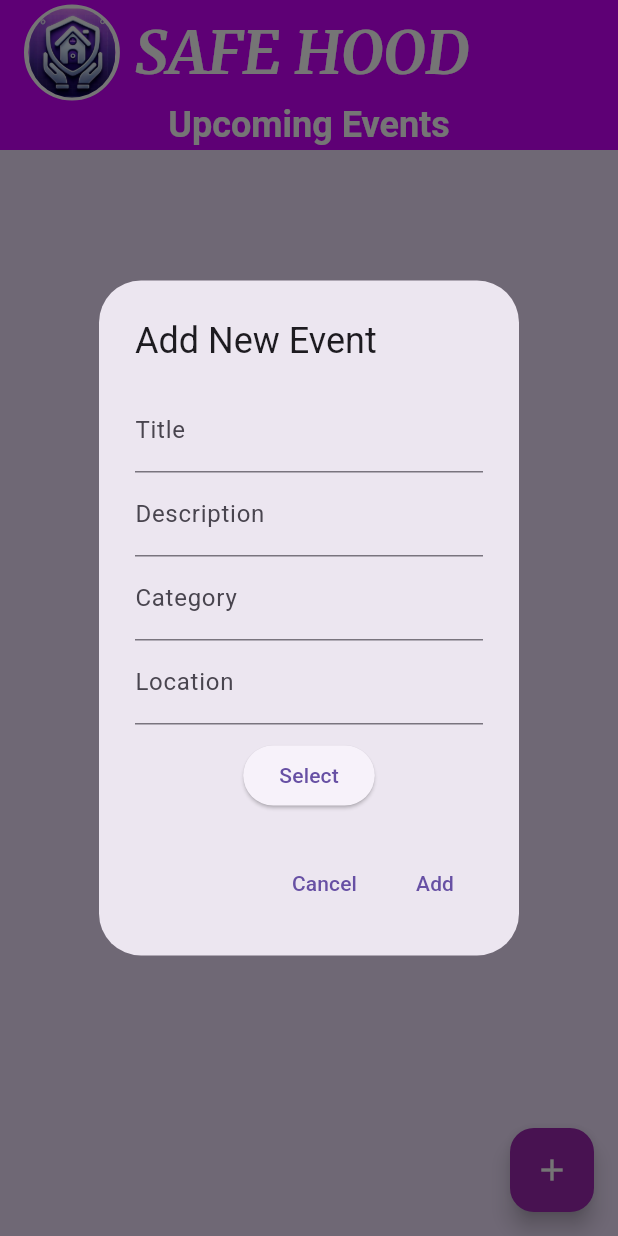
After one commit to Yash29739/SafeHood, a Flutter app: the UpcomingEventsScreen screen opened directly, after a tap on the "add" icon, on a phone screen of 412 x 824 dp. The commit adds this screen. Run offline on Flutter 3.47's test engine with Material 3 defaults, Android fonts, the light colour scheme and no system bars; our stand-ins replace animated_splash_screen, cloud_firestore, firebase_core, page_transition, shared_preferences; missing offline and left inert: bcrypt; accounts and stored records are empty.

Commit message:
updates: added the events screen

```diff
--- a/lib/mainScreens/users/SafeHoodDashboard.dart
+++ b/lib/mainScreens/users/SafeHoodDashboard.dart
@@ -2,11 +2,11 @@ import 'package:flutter/material.dart';
 import 'package:safehome/mainScreens/users/community/VisitorEntryScreen.dart';
 import 'package:safehome/mainScreens/users/community/friend_list_screen.dart';
 import 'package:safehome/mainScreens/users/community/todo_list_screen.dart';
-import 'package:safehome/subScreens/community/upcoming_events_screen.dart';
 import 'package:safehome/mainScreens/users/service/CommunityNoticeBoard.dart';
 import 'package:safehome/mainScreens/users/service/CommunityRulesApp.dart';
 import 'package:safehome/mainScreens/users/service/MaintenanceRequestsScreen.dart';
 import 'package:safehome/mainScreens/users/service/StaffDirectoryPage.dart';
+import 'package:safehome/mainScreens/users/service/UpcomingEvents.dart';
 import 'package:safehome/mainScreens/users/service/complaint_screen.dart';
 import 'package:safehome/mainScreens/users/community/neighbor_profile_screen.dart';
 
--- /dev/null
+++ b/lib/mainScreens/users/service/UpcomingEvents.dart
@@ -0,0 +1,204 @@
+import 'package:flutter/material.dart';
+
+class Event {
+  final String title;
+  final String description;
+  final String category;
+  final String date;
+  final String location;
+
+  Event({
+    required this.title,
+    required this.description,
+    required this.category,
+    required this.date,
+    required this.location,
+  });
+}
+
+class UpcomingEventsScreen extends StatefulWidget {
+  const UpcomingEventsScreen({super.key});
+
+  @override
+  _UpcomingEventsScreenState createState() => _UpcomingEventsScreenState();
+}
+
+class _UpcomingEventsScreenState extends State<UpcomingEventsScreen> {
+  final List<Event> events = [];
+
+  void _addEvent() {
+    TextEditingController titleController = TextEditingController();
+    TextEditingController descriptionController = TextEditingController();
+    TextEditingController categoryController = TextEditingController();
+    TextEditingController locationController = TextEditingController();
+    DateTime selectedDate = DateTime.now();
+
+    showDialog(
+      context: context,
+      builder: (context) {
+        return AlertDialog(
+          title: const Text("Add New Event"),
+          content: Column(
+            mainAxisSize: MainAxisSize.min,
+            children: [
+              TextField(
+                controller: titleController,
+                decoration: const InputDecoration(labelText: "Title"),
+              ),
+              TextField(
+                controller: descriptionController,
+                decoration: const InputDecoration(labelText: "Description"),
+              ),
+              TextField(
+                controller: categoryController,
+                decoration: const InputDecoration(labelText: "Category"),
+              ),
+              TextField(
+                controller: locationController,
+                decoration: const InputDecoration(labelText: "Location"),
+              ),
+              const SizedBox(height: 10),
+              ElevatedButton(
+                onPressed: () async {
+                  DateTime? picked = await showDatePicker(
+                    context: context,
+                    initialDate: selectedDate,
+                    firstDate: DateTime(2020),
+                    lastDate: DateTime(2030),
+                  );
+                  if (picked != null) {
+                    setState(() {
+                      selectedDate = picked;
+                    });
+                  }
+                },
+                child: Text(
+                  "Select Date: ${selectedDate.toLocal()}".split(' ')[0],
+                ),
+              ),
+            ],
+          ),
+          actions: [
+            TextButton(
+              onPressed: () {
+                Navigator.pop(context);
+              },
+              child: const Text("Cancel"),
+            ),
+            TextButton(
+              onPressed: () {
+                setState(() {
+                  events.add(
+                    Event(
+                      title: titleController.text,
+                      description: descriptionController.text,
+                      category: categoryController.text,
+                      date: "${selectedDate.toLocal()}".split(' ')[0],
+                      location: locationController.text,
+                    ),
+                  );
+                });
+                Navigator.pop(context);
+              },
+              child: const Text("Add"),
+            ),
+          ],
+        );
+      },
+    );
+  }
+
+  void _deleteEvent(int index) {
+    setState(() {
+      events.removeAt(index);
+    });
+  }
+
+  @override
+  Widget build(BuildContext context) {
+    return Scaffold(
+      backgroundColor: const Color(0xFFF2E3FF),
+      appBar: AppBar(
+        automaticallyImplyLeading: false,
+        toolbarHeight: 100,
+        backgroundColor: const Color(0xFFCC00FF),
+        title: Column(
+          children: [
+            _buildHeader(),
+            const Text(
+              "Upcoming Events",
+              style: TextStyle(
+                fontSize: 24,
+                color: Colors.white,
+                fontWeight: FontWeight.bold,
+              ),
+            ),
+          ],
+        ),
+      ),
+      body: Padding(
+        padding: const EdgeInsets.all(16.0),
+        child:
+            events.isEmpty
+                ? const Center(child: Text("No events available. Add one!"))
+                : ListView.builder(
+                  itemCount: events.length,
+                  itemBuilder: (context, index) {
+                    final event = events[index];
+                    return Card(
+                      margin: const EdgeInsets.symmetric(vertical: 8),
+                      child: ListTile(
+                        title: Text(event.title),
+                        subtitle: Text(
+                          "${event.description}\nLocation: ${event.location}",
+                        ),
+                        trailing: Column(
+                          mainAxisSize: MainAxisSize.min,
+                          children: [
+                            Text(event.date),
+                            IconButton(
+                              icon: const Icon(Icons.delete, color: Colors.red),
+                              onPressed: () => _deleteEvent(index),
+                            ),
+                          ],
+                        ),
+                      ),
+                    );
+                  },
+                ),
+      ),
+      floatingActionButton: FloatingActionButton(
+        backgroundColor: Colors.purple,
+        onPressed: _addEvent,
+        child: const Icon(Icons.add, color: Colors.white),
+      ),
+    );
+  }
+
+  Widget _buildHeader() {
+    return Row(
+      children: [
+        Container(
+          decoration: BoxDecoration(
+            shape: BoxShape.circle,
+            border: Border.all(color: Colors.white, width: 3),
+          ),
+          child: ClipRRect(
+            borderRadius: BorderRadius.circular(50),
+            child: Image.asset("assets/logo.jpg", height: 60),
+          ),
+        ),
+        const SizedBox(width: 10),
+        const Text(
+          "SAFE HOOD",
+          style: TextStyle(
+            fontSize: 40,
+            color: Colors.white,
+            fontWeight: FontWeight.bold,
+            fontFamily: "Merriweather",
+          ),
+        ),
+      ],
+    );
+  }
+}
```
